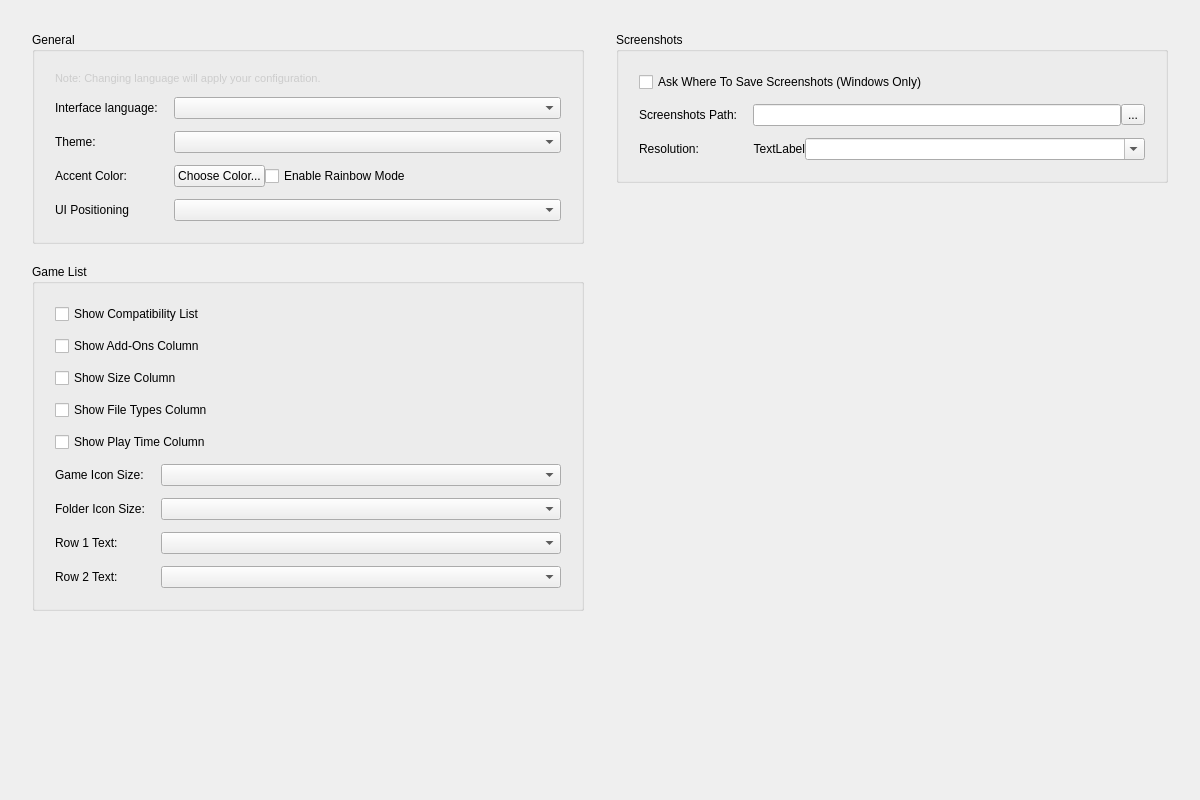
Before: the Qt Designer form src/citron/configuration/configure_ui.ui in citron-neo/emulator, drawn with Qt 5.
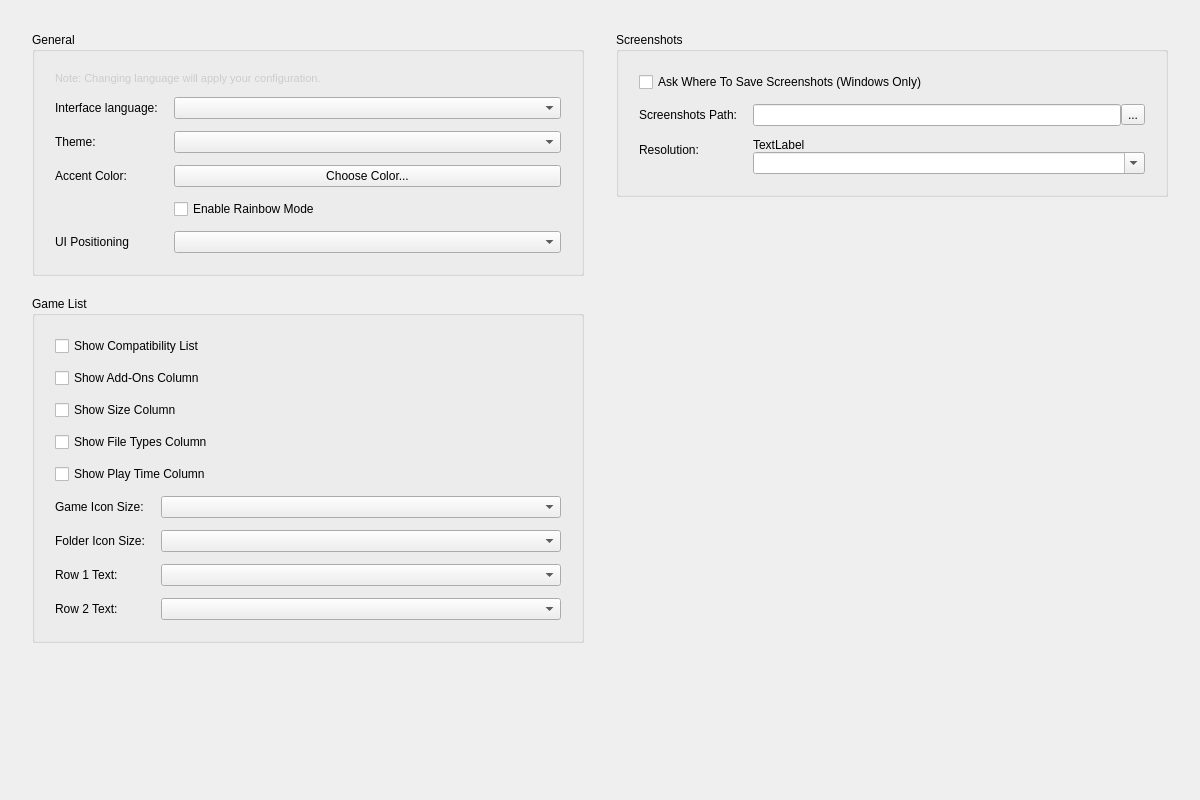
After: the same form once the commit is applied.

Commit message:
feat(ui): add tab switch animations and improve responsive layout
- Add AnimateTabSwitch method to configure dialogs with slide/fade animations
- Update responsive layout breakpoint from 550px to 850px
- Improve configure UI layout structure (accent color, rainbow mode positioning)
- Update button stylesheets for horizontal/vertical navigation modes
- Add animation includes (QPropertyAnimation, QGraphicsOpacityEffect, etc.)

```diff
--- a/src/citron/configuration/configure_ui.ui
+++ b/src/citron/configuration/configure_ui.ui
@@ -131,44 +131,27 @@
                                     </widget>
                                 </item>
                                 <item row="3" column="1">
-                                    <layout class="QHBoxLayout" name="accentColorLayout">
-                                        <item>
                                             <widget class="QPushButton" name="accentColorButton">
                                                 <property name="text">
                                                     <string>Choose Color...</string>
                                                 </property>
                                             </widget>
                                         </item>
-                                        <item>
+                                <item row="4" column="1">
                                             <widget class="QCheckBox" name="rainbowModeCheckBox">
                                                 <property name="text">
                                                     <string>Enable Rainbow Mode</string>
                                                 </property>
                                             </widget>
                                         </item>
-                                        <item>
-                                            <spacer name="horizontalSpacer">
-                                                <property name="orientation">
-                                                    <enum>Qt::Horizontal</enum>
-                                                </property>
-                                                <property name="sizeHint" stdset="0">
-                                                    <size>
-                                                        <width>40</width>
-                                                        <height>20</height>
-                                                    </size>
-                                                </property>
-                                            </spacer>
-                                        </item>
-                                    </layout>
-                                </item>
-                                <item row="4" column="0">
+                                <item row="5" column="0">
                                     <widget class="QLabel" name="label">
                                         <property name="text">
                                             <string>UI Positioning</string>
                                         </property>
                                     </widget>
                                 </item>
-                                <item row="4" column="1">
+                                <item row="5" column="1">
                                     <widget class="QComboBox" name="ui_positioning_combo">
                                         <property name="sizePolicy">
                                             <sizepolicy hsizetype="Expanding" vsizetype="Fixed">
@@ -410,14 +393,14 @@
                                     </widget>
                                 </item>
                                 <item row="2" column="1">
-                                    <layout class="QHBoxLayout" name="resolutionLayout">
+                                    <layout class="QVBoxLayout" name="resolutionLayout">
                                         <item>
                                             <widget class="QLabel" name="screenshot_width">
                                                 <property name="text">
                                                     <string>TextLabel</string>
                                                 </property>
                                                 <property name="alignment">
-                                                    <set>Qt::AlignRight|Qt::AlignTrailing|Qt::AlignVCenter</set>
+                                                    <set>Qt::AlignLeading|Qt::AlignLeft|Qt::AlignVCenter</set>
                                                 </property>
                                                 <property name="wordWrap">
                                                     <bool>true</bool>
```
Lines whose indentation alone changed are shown as unchanged. The commit also changes 6 other files.
